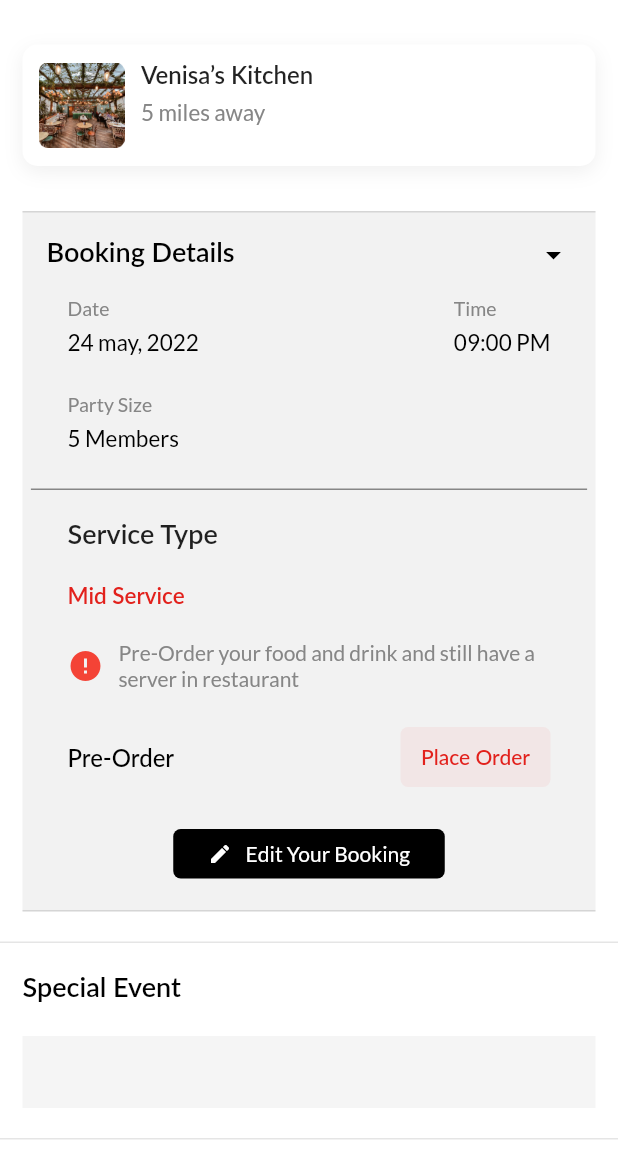
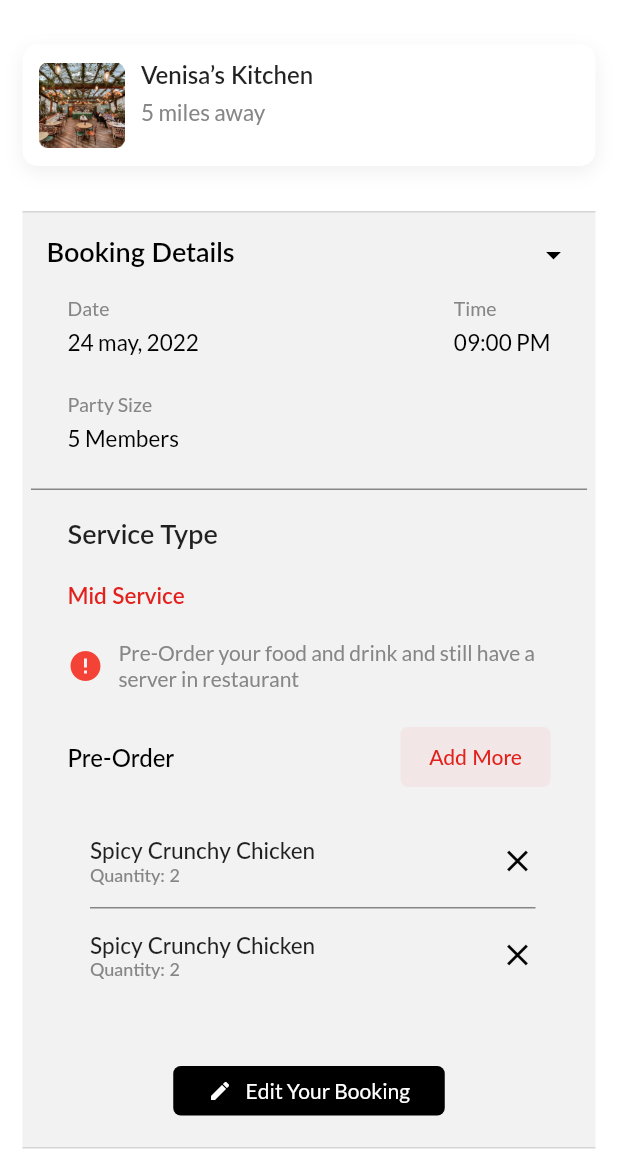
Before and after one commit to anilabansal/TableBooking, a Flutter app: the FullServiceSummaryView screen opened by its route, after a tap on "Booking Details", on a phone screen of 412 x 824 dp, the part 62-1236 px from its top. Run offline on Flutter 3.47's test engine with Material 2 defaults, Android fonts, the phone set to English and light mode, and no system bars; our stand-ins replace country_picker, flutter_rating_bar, flutter_switch, flutter_toggle_tab, get, pinput; missing offline and left inert: country_phone_code_picker, credit_card_scanner, staggered_grid_view_flutter.

Commit message:
api calls using Getx
common Strings

Pre_order Linking

```diff
--- a/lib/routes/app_routes.dart
+++ b/lib/routes/app_routes.dart
@@ -110,7 +110,12 @@ class AppRoutes {
     ),
     GetPage(
       name: RouteName.fullService,
-      page: () => FullServiceSummaryView(callFrom: 'callFrom'),
+      page: () => FullServiceSummaryView(callFrom: 'Pre Order'),
+      // binding: ,
+    ),
+    GetPage(
+      name: RouteName.fullServicePreOrder,
+      page: () => FullServiceSummaryView(callFrom: 'Pre Order'),
       // binding: ,
     ),
     GetPage(
--- a/lib/routes/route_name.dart
+++ b/lib/routes/route_name.dart
@@ -16,6 +16,7 @@ class RouteName {
   static const reviews = '/reviews';
   static const reservation = '/reservation';
   static const fullService = '/full-service';
+  static const fullServicePreOrder = '/full-service-with-pre-order';
   static const midService = '/mid-service';
   static const preOrder = '/pre-order';
   static const previousBooking = '/previous-booking';
--- a/lib/view/service_type/full_service_summary.dart
+++ b/lib/view/service_type/full_service_summary.dart
@@ -20,7 +20,9 @@ class FullServiceSummaryView extends StatelessWidget {
     return Scaffold(
       backgroundColor: Colors.white,
       appBar: appBarCommon(text: "Summary"),
-      body: const FullServiceSummaryBody(),
+      body: FullServiceSummaryBody(
+        callFrom: callFrom,
+      ),
     );
   }
 }
--- a/lib/view/service_type/widgets/full_service_summary_body.dart
+++ b/lib/view/service_type/widgets/full_service_summary_body.dart
@@ -6,7 +6,9 @@ import 'package:flutter/material.dart';
 import 'package:get/get.dart';
 
 class FullServiceSummaryBody extends StatelessWidget {
-  const FullServiceSummaryBody({
+  String? callFrom;
+  FullServiceSummaryBody({
+    this.callFrom,
     Key? key,
   }) : super(key: key);
 
@@ -17,7 +19,9 @@ class FullServiceSummaryBody extends StatelessWidget {
         children: [
           const FullSummaryTopView(),
           // CommonSizedBox(height: 21),
-          const FullSummaryBookingDetailsView(),
+          FullSummaryBookingDetailsView(
+            callFrom: callFrom,
+          ),
           Container(
             width: Get.width,
             height: 1,
--- a/lib/view/service_type/widgets/full_service_summary_details_button_view.dart
+++ b/lib/view/service_type/widgets/full_service_summary_details_button_view.dart
@@ -6,7 +6,9 @@ import 'package:flutter/material.dart';
 import 'package:get/get.dart';
 
 class FullSummaryBookingDetailsView extends StatelessWidget {
-  const FullSummaryBookingDetailsView({
+  String? callFrom;
+  FullSummaryBookingDetailsView({
+    this.callFrom,
     Key? key,
   }) : super(key: key);
 
@@ -156,7 +158,112 @@ class FullSummaryBookingDetailsView extends StatelessWidget {
                 CommonSizedBox(
                   height: 24,
                 ),
+                callFrom == 'Pre Order'
+                    ? Column(
+                        children: [
                           Row(
+                            mainAxisAlignment: MainAxisAlignment.spaceBetween,
+                            children: [
+                              CommonText(
+                                text: 'Pre-Order',
+                                fontSize: 16,
+                                fontWeight: FontWeight.w500,
+                                color: black000000,
+                              ),
+                              SizedBox(
+                                height: 40,
+                                width: 100,
+                                child: CommonButton(
+                                  onTap: () {
+                                    Get.toNamed('pre-order');
+                                  },
+                                  text: 'Add More',
+                                  bgColor: redF2E6E6,
+                                  fontSize: 14,
+                                  textColor: redE2211C,
+                                ),
+                              ),
+                            ],
+                          ),
+                          CommonSizedBox(
+                            height: 20,
+                          ),
+                          Container(
+                            padding: const EdgeInsets.only(
+                              left: 15,
+                              right: 10,
+                              top: 13,
+                              bottom: 30,
+                            ),
+                            child: Column(
+                              children: [
+                                Row(
+                                  mainAxisAlignment:
+                                      MainAxisAlignment.spaceBetween,
+                                  children: [
+                                    Column(
+                                      crossAxisAlignment:
+                                          CrossAxisAlignment.start,
+                                      children: [
+                                        CommonText(
+                                          fontWeight: FontWeight.w500,
+                                          text: 'Spicy Crunchy Chicken',
+                                          fontSize: 15,
+                                        ),
+                                        CommonText(
+                                          fontWeight: FontWeight.w500,
+                                          text: 'Quantity: 2',
+                                          fontSize: 12,
+                                          color: textLight868686,
+                                        ),
+                                      ],
+                                    ),
+                                    Icon(
+                                      Icons.close,
+                                      color: Colors.black,
+                                    ),
+                                  ],
+                                ),
+                                Container(
+                                  margin: const EdgeInsets.only(
+                                      top: 15, bottom: 15),
+                                  width: Get.width,
+                                  height: 1,
+                                  color: textGrey868686,
+                                ),
+                                Row(
+                                  mainAxisAlignment:
+                                      MainAxisAlignment.spaceBetween,
+                                  children: [
+                                    Column(
+                                      crossAxisAlignment:
+                                          CrossAxisAlignment.start,
+                                      children: [
+                                        CommonText(
+                                          fontWeight: FontWeight.w500,
+                                          text: 'Spicy Crunchy Chicken',
+                                          fontSize: 15,
+                                        ),
+                                        CommonText(
+                                          fontWeight: FontWeight.w500,
+                                          text: 'Quantity: 2',
+                                          fontSize: 12,
+                                          color: textLight868686,
+                                        ),
+                                      ],
+                                    ),
+                                    Icon(
+                                      Icons.close,
+                                      color: Colors.black,
+                                    ),
+                                  ],
+                                ),
+                              ],
+                            ),
+                          ),
+                        ],
+                      )
+                    : Row(
                         mainAxisAlignment: MainAxisAlignment.spaceBetween,
                         children: [
                           CommonText(
--- a/lib/view/service_type/widgets/mid_service_summary_body.dart
+++ b/lib/view/service_type/widgets/mid_service_summary_body.dart
@@ -18,7 +18,9 @@ class MidServiceSummaryBody extends StatelessWidget {
         children: [
           const MidSummaryTopView(),
           CommonSizedBox(height: 21),
-          const MidSummaryBookingDetailsView(),
+          MidSummaryBookingDetailsView(
+            callFrom: 'Place Order',
+          ),
           Container(
             margin: const EdgeInsets.only(bottom: 18.0, top: 26.0),
             height: 1,
--- a/lib/view/service_type/widgets/mid_service_summary_details_button_view.dart
+++ b/lib/view/service_type/widgets/mid_service_summary_details_button_view.dart
@@ -6,7 +6,9 @@ import 'package:flutter/material.dart';
 import 'package:get/get.dart';
 
 class MidSummaryBookingDetailsView extends StatelessWidget {
-  const MidSummaryBookingDetailsView({
+  String? callFrom;
+  MidSummaryBookingDetailsView({
+    this.callFrom,
     Key? key,
   }) : super(key: key);
 
--- a/lib/view/service_type/widgets/pre_order_body.dart
+++ b/lib/view/service_type/widgets/pre_order_body.dart
@@ -81,6 +81,9 @@ class PreOrderBody extends StatelessWidget {
               left: 20,
             ),
             child: CommonButton(
+              onTap: (){
+                Get.toNamed('/full-service-with-pre-order');
+              },
               text: 'Add',
               bgColor: redE2211C,
               textColor: Colors.white,
```
Also changed, not shown: lib/controller/authentication/authentication.dart (added, +12 -0 lines), lib/utils/common/common_strings.dart (added, +62 -0 lines), lib/utils/network/api_calls.dart (added, +72 -0 lines), lib/view/home_screen/home_view.dart (+5 -4 lines). Lines whose indentation alone changed are shown as unchanged.
